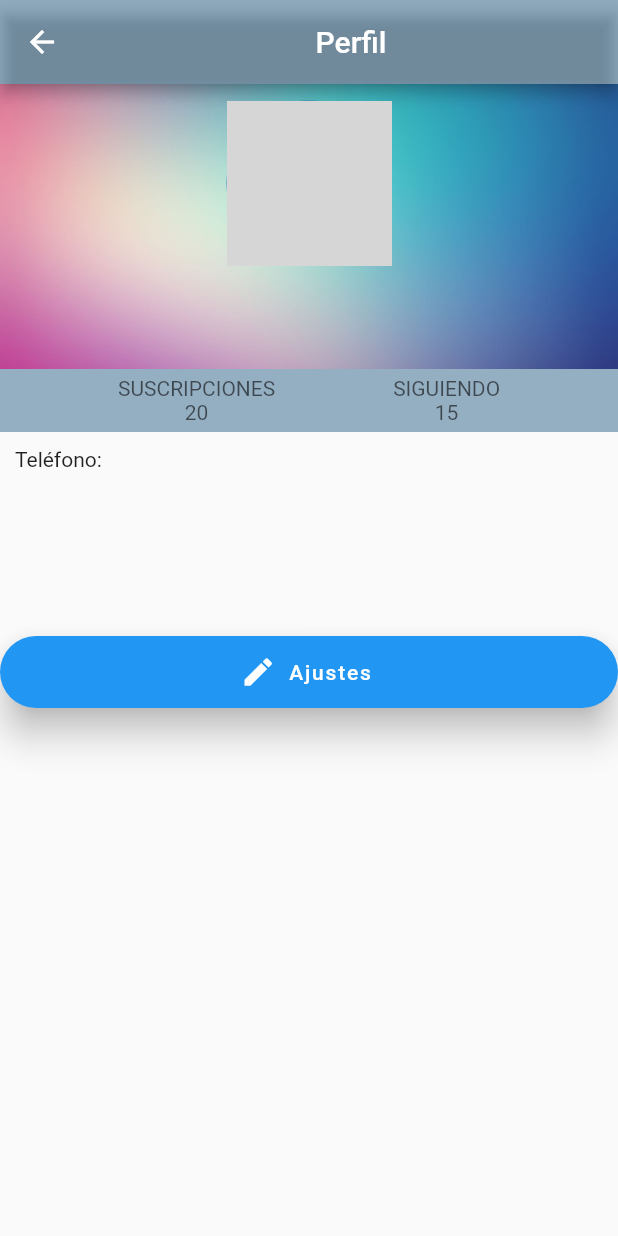
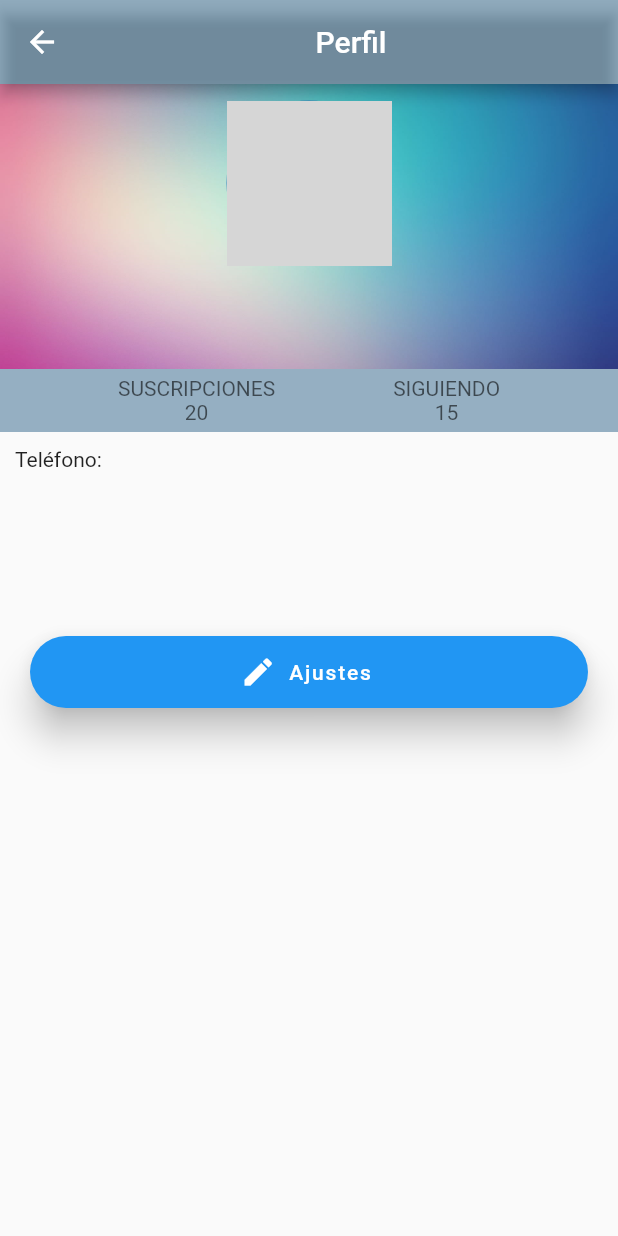
Before and after one commit to Davrobrine/decibels, a Flutter app: the screen it shows once a user with an empty profile is signed in, in the side drawer, after a tap on "Perfil", on a phone screen of 412 x 824 dp. Run offline on Flutter 3.47's test engine with Material 2 defaults, Android fonts, the phone set to English and light mode, and no system bars; our stand-ins replace cloud_firestore, firebase_auth, firebase_core, font_awesome_flutter, google_sign_in; missing offline and left inert: dart:ffi; accounts and stored records are empty; network calls fail; grey boxes are pictures that could not be loaded.

Commit message:
F: Reestructurando la navegacion de paginas

```diff
--- a/lib/main.dart
+++ b/lib/main.dart
@@ -1,7 +1,6 @@
 import 'package:decibels/pages/library_page.dart';
 import 'package:decibels/pages/login_page.dart';
 import 'package:decibels/pages/navigation_drawer.dart';
-import 'package:decibels/pages/offline_page.dart';
 import 'package:decibels/pages/profile_page.dart';
 import 'package:decibels/pages/register_page.dart';
 import 'package:decibels/pages/settings_page.dart';
@@ -34,11 +33,10 @@ class MyApp extends StatelessWidget {
       home: const MyHomePage(),
       routes: <String, WidgetBuilder>{
         DrawerPage.routeName: (BuildContext context) => DrawerPage(),
-        Perfil.routeName: (BuildContext context) => Perfil(),
-        Biblioteca.routeName: (BuildContext context) => Biblioteca(),
+        // Perfil.routeName: (BuildContext context) => Perfil(),
+        // Biblioteca.routeName: (BuildContext context) => Biblioteca(),
         Terminos.routeName: (BuildContext context) => Terminos(),
-        Settings.routeName: (BuildContext context) => Settings(),
-        Offline.routeName: (BuildContext context) => Offline(),
+        // Settings.routeName: (BuildContext context) => Settings(),
         Subscriptions.routeName: (BuildContext context) => Subscriptions(),
         RegisterPage.routeName: (BuildContext context) => RegisterPage(),
       },
--- a/lib/pages/home_page.dart
+++ b/lib/pages/home_page.dart
@@ -1,15 +1,13 @@
 import 'package:cloud_firestore/cloud_firestore.dart';
 import 'package:flutter/material.dart';
-import 'package:firebase_auth/firebase_auth.dart';
 
 class HomePage extends StatelessWidget {
+  final String userId;
+  final CollectionReference usersCollection;
+  HomePage(this.userId, this.usersCollection, {Key? key}) : super(key: key);
+
   @override
   Widget build(BuildContext context) {
-    final user = FirebaseAuth.instance.currentUser!;
-    final userId = user.uid;
-    CollectionReference usersCollection =
-        FirebaseFirestore.instance.collection('users');
-
     return FutureBuilder<DocumentSnapshot>(
       future: usersCollection.doc(userId).get(),
       builder:
@@ -36,7 +34,7 @@ class HomePage extends StatelessWidget {
             ),
           );
         }
-        return const Text('Cargando...');
+        return const Center(child: CircularProgressIndicator());
       },
     );
   }
--- a/lib/pages/navigation_drawer.dart
+++ b/lib/pages/navigation_drawer.dart
@@ -1,4 +1,8 @@
+import 'package:cloud_firestore/cloud_firestore.dart';
 import 'package:decibels/pages/home_page.dart';
+import 'package:decibels/pages/library_page.dart';
+import 'package:decibels/pages/profile_page.dart';
+import 'package:decibels/pages/settings_page.dart';
 import 'package:flutter/material.dart';
 import 'package:font_awesome_flutter/font_awesome_flutter.dart';
 import 'package:firebase_auth/firebase_auth.dart';
@@ -12,16 +16,21 @@ class DrawerPage extends StatefulWidget {
 }
 
 class _DrawerPageState extends State<DrawerPage> {
+  final user = FirebaseAuth.instance.currentUser!;
+  CollectionReference usersCollection =
+      FirebaseFirestore.instance.collection('users');
+
   @override
   Widget build(BuildContext context) {
+    final userId = user.uid;
+
     return Scaffold(
       appBar: AppBar(
         ///centerTitle: new Text('Decibels'),
-          title: Center(
-          child: new Text("DECIBELS"),
+        title: const Center(
+          child: Text("DECIBELS"),
         ),
-        backgroundColor:Color.fromARGB(118, 31, 89, 128),
-
+        backgroundColor: const Color.fromARGB(118, 31, 89, 128),
       ),
       drawer: Drawer(
         child: ListView(
@@ -33,26 +42,27 @@ class _DrawerPageState extends State<DrawerPage> {
               child: Image.asset('assets/decibels.png'),
             ),
             ListTile(
-              leading: const Icon(Icons.home),
-              title: const Text('Página principal'),
-              onTap: () {
-                Navigator.of(context).pushNamed('/Inicio');
-              },
-            ),
-            ListTile(
               leading: const Icon(Icons.person),
               title: const Text('Perfil'),
               onTap: () {
-                setState(() {
-                  Navigator.of(context).pushNamed('/Perfil');
-                });
+                Navigator.push(
+                  context,
+                  MaterialPageRoute(
+                    builder: (context) => Perfil(userId, usersCollection),
+                  ),
+                );
               },
             ),
             ListTile(
               leading: const Icon(Icons.library_music),
               title: const Text('Biblioteca'),
               onTap: () {
-                Navigator.of(context).pushNamed('/Biblioteca');
+                Navigator.push(
+                  context,
+                  MaterialPageRoute(
+                    builder: (context) => Biblioteca(userId),
+                  ),
+                );
               },
             ),
             ListTile(
@@ -66,14 +76,12 @@ class _DrawerPageState extends State<DrawerPage> {
               leading: const Icon(Icons.settings),
               title: const Text('Configuración'),
               onTap: () {
-                Navigator.of(context).pushNamed('/Configuracion');
-              },
-            ),
-            ListTile(
-              leading: const Icon(Icons.cloud_off_outlined),
-              title: const Text('Offline'),
-              onTap: () {
-                Navigator.of(context).pushNamed('/Offline');
+                Navigator.push(
+                  context,
+                  MaterialPageRoute(
+                    builder: (context) => Configuracion(userId),
+                  ),
+                );
               },
             ),
             ListTile(
@@ -93,7 +101,7 @@ class _DrawerPageState extends State<DrawerPage> {
           ],
         ),
       ),
-      body: HomePage(),
+      body: HomePage(userId, usersCollection),
     );
   }
 }
--- a/lib/pages/profile_page.dart
+++ b/lib/pages/profile_page.dart
@@ -1,17 +1,18 @@
 import 'package:cloud_firestore/cloud_firestore.dart';
+import 'package:decibels/pages/settings_page.dart';
 import 'package:firebase_auth/firebase_auth.dart';
 import 'package:flutter/material.dart';
 
 class Perfil extends StatelessWidget {
+  final String userId;
+  final CollectionReference usersCollection;
+  Perfil(this.userId, this.usersCollection, {Key? key}) : super(key: key);
+
   static const String routeName = "/Perfil";
   final user = FirebaseAuth.instance.currentUser!;
 
   @override
   Widget build(BuildContext context) {
-    final userId = user.uid;
-    CollectionReference usersCollection =
-        FirebaseFirestore.instance.collection('users');
-
     return FutureBuilder<DocumentSnapshot>(
       future: usersCollection.doc(userId).get(),
       builder:
@@ -60,42 +61,52 @@ class Perfil extends StatelessWidget {
                     ],
                   ),
                 ),
-                ConeccionGeneral(
+                const ConeccionGeneral(
                   suscripciones: 20,
                   siguiendo: 15,
                 ),
                 Descripcion(
                   text: 'Teléfono: ${data['phone']}',
                 ),
-                Padding(
+                const Padding(
                   padding: EdgeInsets.all(50),
                 ),
-                botonajuste(),
+                Container(
+                  padding: const EdgeInsets.fromLTRB(20.0, 0, 20.0, 0),
+                  child: botonajuste(userId),
+                )
               ],
             ),
           );
         }
-        return const Text('Cargando...');
+        return const Center(child: CircularProgressIndicator());
       },
     );
   }
 }
 
 class botonajuste extends StatelessWidget {
-  const botonajuste({
-    Key? key,
-  }) : super(key: key);
+  final String userId;
+  const botonajuste(this.userId, {Key? key}) : super(key: key);
 
   @override
   Widget build(BuildContext context) {
     return FloatingActionButton.extended(
       foregroundColor: Colors.white,
-      onPressed: () {},
-      label: Text(
+      onPressed: () {
+        // Navigator.pop(context);
+        Navigator.push(
+          context,
+          MaterialPageRoute(
+            builder: (context) => Configuracion(userId),
+          ),
+        );
+      },
+      label: const Text(
         'Ajustes',
         style: TextStyle(color: Colors.white),
       ),
-      icon: Icon(Icons.edit),
+      icon: const Icon(Icons.edit),
       elevation: 10,
     );
   }
@@ -127,8 +138,8 @@ class ConeccionGeneral extends StatelessWidget {
   @override
   Widget build(BuildContext context) {
     return Container(
-      color: Color.fromARGB(118, 31, 89, 128),
-      padding: EdgeInsets.symmetric(vertical: 5),
+      color: const Color.fromARGB(118, 31, 89, 128),
+      padding: const EdgeInsets.symmetric(vertical: 5),
       child: Row(
         mainAxisAlignment: MainAxisAlignment.spaceEvenly,
         children: <Widget>[
--- a/lib/pages/settings_page.dart
+++ b/lib/pages/settings_page.dart
@@ -1,6 +1,9 @@
 import 'package:flutter/material.dart';
 
-class Settings extends StatelessWidget {
+class Configuracion extends StatelessWidget {
+  final String userId;
+  Configuracion(this.userId, {Key? key}) : super(key: key);
+
   static const String routeName = "/Configuracion";
 
   @override
```
Also changed, not shown: lib/pages/library_page.dart (+6 -4 lines), lib/pages/offline_page.dart (deleted, +0 -68 lines).
